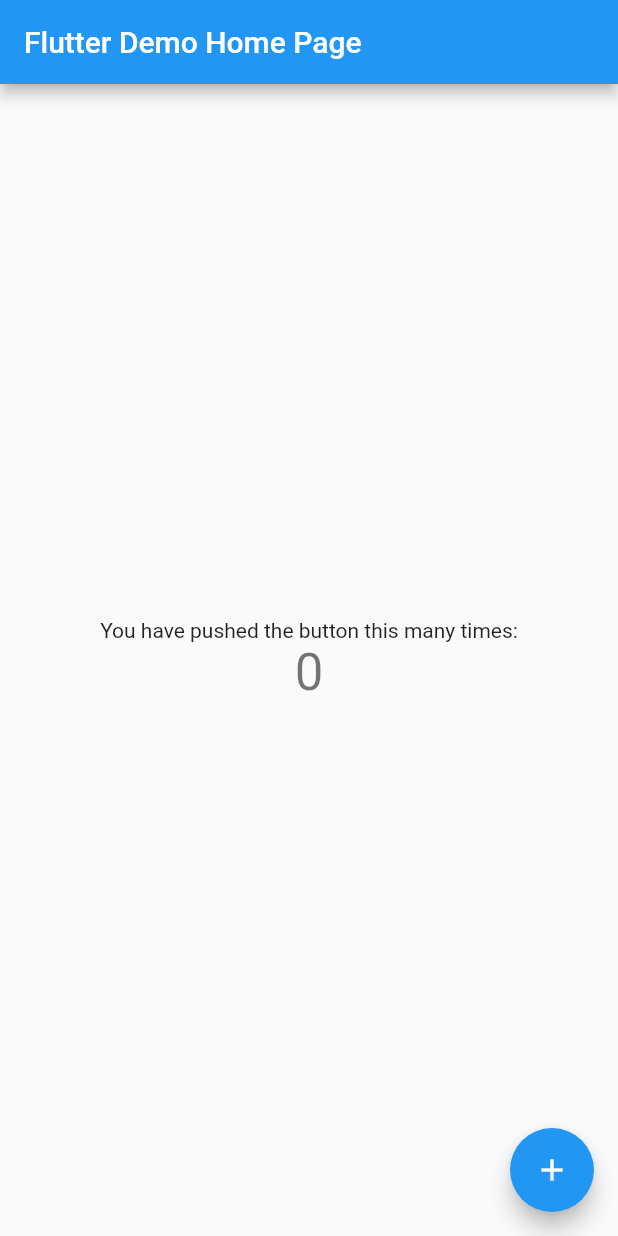
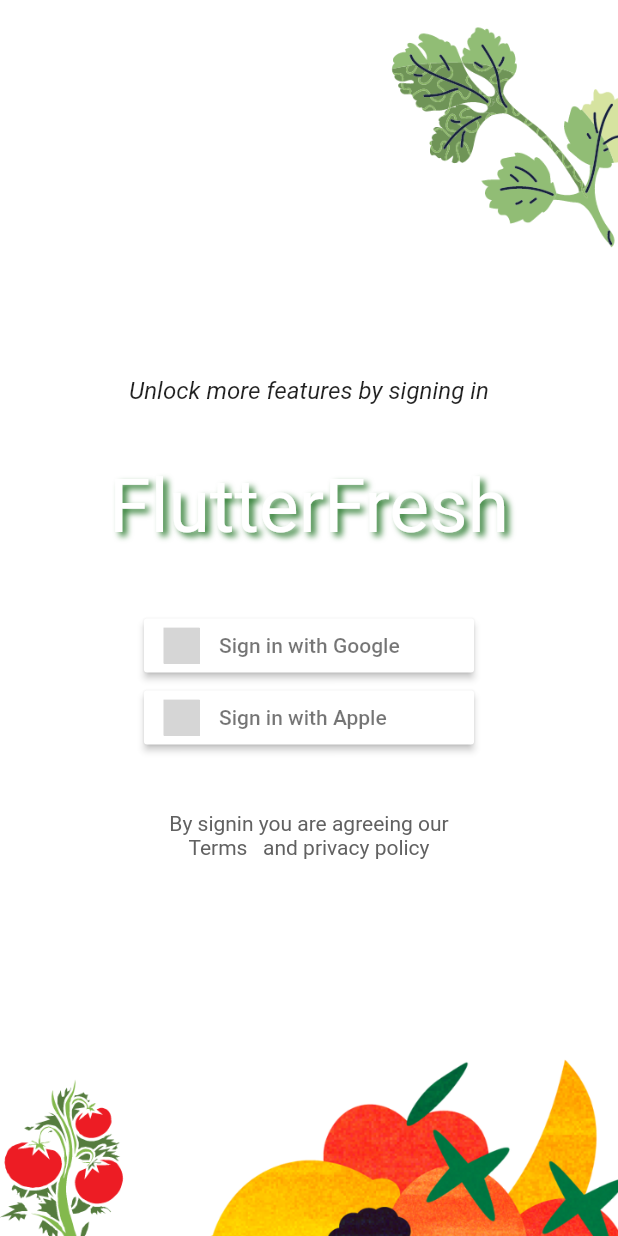
Before and after one commit to pawan-suthar/foodpp-flutter, a Flutter app: the screen it shows after launch, on a phone screen of 412 x 824 dp. Run offline on Flutter 3.47's test engine with Material 2 defaults, Android fonts, the light colour scheme and no system bars; our stand-ins replace flutter_signin_button; grey boxes are pictures that could not be loaded.

Commit message:
signin page designed

```diff
--- /dev/null
+++ b/lib/auth/signin.dart
@@ -0,0 +1,83 @@
+import 'package:flutter/material.dart';
+import 'package:flutter_signin_button/button_list.dart';
+import 'package:flutter_signin_button/button_view.dart';
+
+class SignIn extends StatelessWidget {
+  const SignIn({super.key});
+
+  @override
+  Widget build(BuildContext context) {
+    return Scaffold(
+      body: Container(
+        height: double.infinity,
+        width: double.infinity,
+        decoration: BoxDecoration(
+          image: DecorationImage(
+            fit: BoxFit.cover,
+            image: AssetImage("assets/main.png"),
+          ),
+        ),
+        child: Column(
+          mainAxisAlignment: MainAxisAlignment.center,
+          children: [
+            Container(
+              height: 400,
+              // color: Colors.blue,
+              width: double.infinity,
+              child: Column(
+                mainAxisAlignment: MainAxisAlignment.spaceEvenly,
+                children: [
+                  Text(
+                    "Unlock more features by signing in",
+                    style: TextStyle(fontSize: 16, fontStyle: FontStyle.italic),
+                  ),
+                  Text(
+                    "FlutterFresh",
+                    style: TextStyle(
+                        fontSize: 50,
+                        color: Colors.white,
+                        decoration: TextDecoration.none,
+                        decorationThickness: 10.0,
+                        shadows: [
+                          BoxShadow(
+                            blurRadius: 5,
+                            color: Colors.green.shade800,
+                            offset: Offset(3, 3),
+                          ),
+                        ]),
+                  ),
+                  Column(
+                    children: [
+                      SignInButton(
+                        Buttons.Google,
+                        text: ("Sign in with Google"),
+                        onPressed: () {},
+                      ),
+                      SignInButton(
+                        Buttons.Apple,
+                        text: ("Sign in with Apple"),
+                        onPressed: () {},
+                      ),
+                    ],
+                  ),
+                  Column(
+                    children: [
+                      Text(
+                        "By signin you are agreeing our",
+                        style: TextStyle(color: Colors.grey.shade700),
+                      ),
+                      Text(
+                        "Terms   and privacy policy",
+                        style: TextStyle(color: Colors.grey.shade700),
+                      ),
+                    ],
+                  ),
+                ],
+              ),
+            ),
+          ],
+        ),
+      ),
+    );
+  }
+}
--- a/lib/main.dart
+++ b/lib/main.dart
@@ -1,4 +1,6 @@
 import 'package:flutter/material.dart';
+
+import 'auth/signin.dart';
 
 void main() {
   runApp(const MyApp());
@@ -11,105 +13,9 @@
   @override
   Widget build(BuildContext context) {
     return MaterialApp(
+      debugShowCheckedModeBanner: false,
       title: 'Flutter Demo',
-      theme: ThemeData(
-        // This is the theme of your application.
-        //
-        // Try running your application with "flutter run". You'll see the
-        // application has a blue toolbar. Then, without quitting the app, try
-        // changing the primarySwatch below to Colors.green and then invoke
-        // "hot reload" (press "r" in the console where you ran "flutter run",
-        // or simply save your changes to "hot reload" in a Flutter IDE).
-        // Notice that the counter didn't reset back to zero; the application
-        // is not restarted.
-        primarySwatch: Colors.blue,
-      ),
-      home: const MyHomePage(title: 'Flutter Demo Home Page'),
+      home: SignIn(),
     );
   }
 }
-
-class MyHomePage extends StatefulWidget {
-  const MyHomePage({super.key, required this.title});
-
-  // This widget is the home page of your application. It is stateful, meaning
-  // that it has a State object (defined below) that contains fields that affect
-  // how it looks.
-
-  // This class is the configuration for the state. It holds the values (in this
-  // case the title) provided by the parent (in this case the App widget) and
-  // used by the build method of the State. Fields in a Widget subclass are
-  // always marked "final".
-
-  final String title;
-
-  @override
-  State<MyHomePage> createState() => _MyHomePageState();
-}
-
-class _MyHomePageState extends State<MyHomePage> {
-  int _counter = 0;
-
-  void _incrementCounter() {
-    setState(() {
-      // This call to setState tells the Flutter framework that something has
-      // changed in this State, which causes it to rerun the build method below
-      // so that the display can reflect the updated values. If we changed
-      // _counter without calling setState(), then the build method would not be
-      // called again, and so nothing would appear to happen.
-      _counter++;
-    });
-  }
-
-  @override
-  Widget build(BuildContext context) {
-    // This method is rerun every time setState is called, for instance as done
-    // by the _incrementCounter method above.
-    //
-    // The Flutter framework has been optimized to make rerunning build methods
-    // fast, so that you can just rebuild anything that needs updating rather
-    // than having to individually change instances of widgets.
-    return Scaffold(
-      appBar: AppBar(
-        // Here we take the value from the MyHomePage object that was created by
-        // the App.build method, and use it to set our appbar title.
-        title: Text(widget.title),
-      ),
-      body: Center(
-        // Center is a layout widget. It takes a single child and positions it
-        // in the middle of the parent.
-        child: Column(
-          // Column is also a layout widget. It takes a list of children and
-          // arranges them vertically. By default, it sizes itself to fit its
-          // children horizontally, and tries to be as tall as its parent.
-          //
-          // Invoke "debug painting" (press "p" in the console, choose the
-          // "Toggle Debug Paint" action from the Flutter Inspector in Android
-          // Studio, or the "Toggle Debug Paint" command in Visual Studio Code)
-          // to see the wireframe for each widget.
-          //
-          // Column has various properties to control how it sizes itself and
-          // how it positions its children. Here we use mainAxisAlignment to
-          // center the children vertically; the main axis here is the vertical
-          // axis because Columns are vertical (the cross axis would be
-          // horizontal).
-          mainAxisAlignment: MainAxisAlignment.center,
-          children: <Widget>[
-            const Text(
-              'You have pushed the button this many times:',
-            ),
-            Text(
-              '$_counter',
-              style: Theme.of(context).textTheme.headlineMedium,
-            ),
-          ],
-        ),
-      ),
-      floatingActionButton: FloatingActionButton(
-        onPressed: _incrementCounter,
-        tooltip: 'Increment',
-        child: const Icon(Icons.add),
-      ), // This trailing comma makes auto-formatting nicer for build methods.
-    );
-  }
-}
```
Also changed, not shown: pubspec.yaml (+5 -3 lines), assets/main.png, assets/mainlogo.png (added), pubspec.lock.
